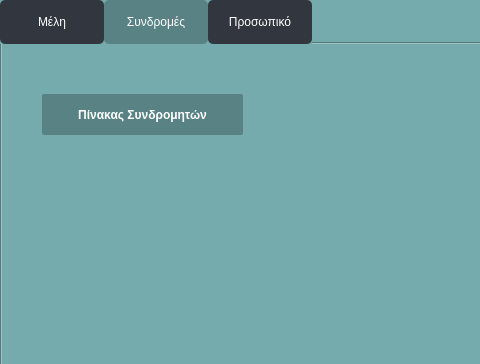
Above: untitled.ui from AntoniosSoula/database-project before the change; both pictures show x 0 to 480 and y 0 to 364 of the 800 by 604 pixel window. Below: the same form after it.
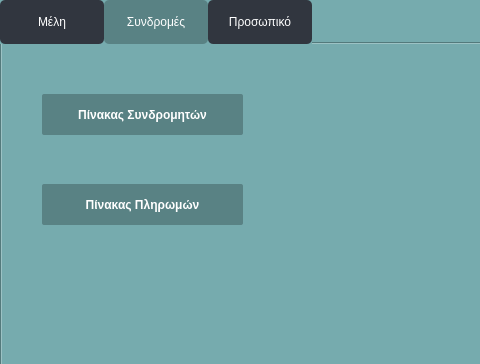
That is the form after the change. The open tabs and pages were chosen to show the change.

```diff
--- a/untitled.ui
+++ b/untitled.ui
@@ -851,6 +851,79 @@
        <string>Πίνακας Συνδρομητών</string>
       </property>
      </widget>
+     <widget class="QPushButton" name="buttonPliromon">
+      <property name="geometry">
+       <rect>
+        <x>40</x>
+        <y>140</y>
+        <width>201</width>
+        <height>41</height>
+       </rect>
+      </property>
+      <property name="styleSheet">
+       <string notr="true">        QPushButton {
+            font-size: 12px;
+            padding: 1px 2.7px;
+            font-weight: 500;
+            background: #598284;;
+            color: white;
+            border: none;
+            position: relative;
+            overflow: hidden;
+            border-radius: 2px;
+            cursor: pointer;
+        }
+
+        QPushButton::hover {
+            background: #3f5b5d;
+        }
+
+        QPushButton::pressed {
+            transform: scale(0.97);
+        }
+
+        QPushButton .gradient {
+            position: absolute;
+            width: 100%;
+            height: 100%;
+            left: 0;
+            top: 0;
+            border-radius: 2px;
+            margin-top: -0.25em;
+            background-image: linear-gradient(
+                rgba(0, 0, 0, 0),
+                rgba(0, 0, 0, 0),
+                rgba(0, 0, 0, 0.3)
+            );
+        }
+
+        QPushButton .label {
+            position: relative;
+            top: -1px;
+        }
+
+        QPushButton .transition {
+            transition-timing-function: cubic-bezier(0, 0, 0.2, 1);
+            transition-duration: 500ms;
+            background-color: #3f5b5d;
+            border-radius: 9999px;
+            width: 0;
+            height: 0;
+            position: absolute;
+            left: 50%;
+            top: 50%;
+            transform: translate(-50%, -50%);
+        }
+
+        QPushButton:hover .transition {
+            width: 14em;
+            height: 14em;
+        }</string>
+      </property>
+      <property name="text">
+       <string>Πίνακας Πληρωμών</string>
+      </property>
+     </widget>
     </widget>
     <widget class="QWidget" name="tabProsopiko">
      <attribute name="title">
```
Left out of the diff: 2 changed lines with no effect on the pictures.
